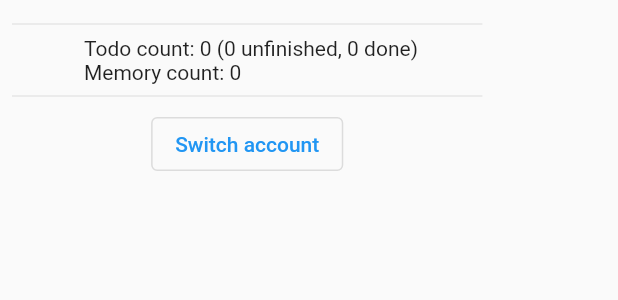
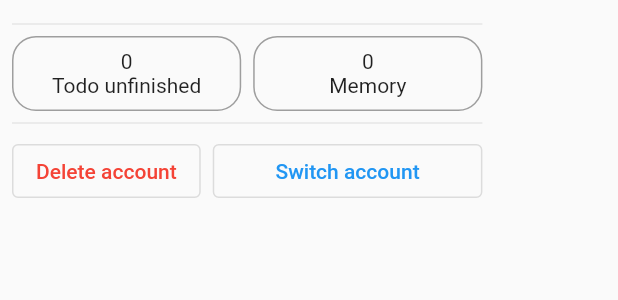
Before and after one commit to tbm98/notes, a Flutter app: the ProfileDialog widget shown alone on an empty page, opened directly, on a phone screen of 412 x 824 dp. Shown: the top 300 px of the screen. Run offline on Flutter 3.47's test engine with Material 2 defaults, Android fonts, the phone set to English and light mode, and no system bars; our stand-ins replace cached_network_image, cloud_firestore, firebase_auth, firebase_core, flutter_local_notifications, flutter_riverpod and 4 more; accounts and stored records are empty.

Commit message:
add 'delete account', update profile dialog, add time to memory ui, DONE!

```diff
--- a/lib/src/core/notifications/local_notifications.dart
+++ b/lib/src/core/notifications/local_notifications.dart
@@ -50,6 +50,9 @@ class LocalNotifications extends Notifications {
     required NotificationModel notificationModel,
     required DateTime dateTime,
   }) async {
+    if (dateTime.isBefore(DateTime.now())) {
+      return;
+    }
     await ready.future;
     await requestPermissions();
     flutterLocalNotificationsPlugin.zonedSchedule(
--- a/lib/src/core/storage/storage.dart
+++ b/lib/src/core/storage/storage.dart
@@ -5,6 +5,8 @@ abstract class Storage {
 
   Future<bool> deleteNote(NoteModel noteModel);
 
+  Future<bool> deleteAccount();
+
   Future<bool> updateNote(NoteModel noteModel);
 
   Future<List<NoteModel>> getAllNote();
--- a/lib/src/di/get_it.dart
+++ b/lib/src/di/get_it.dart
@@ -10,6 +10,7 @@ final getIt = GetIt.instance;
 
 void setupGetIt() {
   getIt.registerLazySingleton<Auth>(() => GoogleAuth());
-  getIt.registerLazySingleton<Storage>(() => FirestoreStorage());
+  getIt.registerLazySingleton<Storage>(
+      () => FirestoreStorage(auth: getIt<Auth>()));
   getIt.registerLazySingleton<Notifications>(() => LocalNotifications());
 }
--- a/lib/src/models/user.dart
+++ b/lib/src/models/user.dart
@@ -8,12 +8,17 @@ part 'user.g.dart';
 
 @freezed
 class User with _$User {
+  const User._();
   @JsonSerializable(fieldRename: FieldRename.snake, explicitToJson: true)
   const factory User.signedIn({
     required String? displayName,
     required String? email,
     String? avatarUrl,
   }) = SignedInUser;
+
+  String? get getEmail {
+    return map(signedIn: (value) => value.email, guest: (_) => null);
+  }
 
   const factory User.guest() = GuestUser;
 
--- a/lib/src/ui/dialogs/profile.dart
+++ b/lib/src/ui/dialogs/profile.dart
@@ -1,6 +1,10 @@
 import 'package:flutter/material.dart';
 import 'package:flutter_riverpod/flutter_riverpod.dart';
 import 'package:notes/src/config/global_constant.dart';
+import 'package:notes/src/core/notifications/notifications.dart';
+import 'package:notes/src/core/storage/storage.dart';
+import 'package:notes/src/di/get_it.dart';
+import 'package:notes/src/ui/dialogs/trash.dart';
 import 'package:notes/src/ui/screens/home/providers/profile_providers.dart';
 import 'package:notes/src/ui/screens/memories/providers.dart';
 import 'package:notes/src/ui/screens/todo/providers.dart';
@@ -40,7 +44,7 @@ class ProfileDialog extends ConsumerWidget {
           Divider(),
           _DataInfo(),
           Divider(),
-          _SwitchAccount()
+          _Actions()
         ],
       ),
     );
@@ -83,21 +87,93 @@ class _DataInfo extends ConsumerWidget {
 
   @override
   Widget build(BuildContext context, WidgetRef ref) {
-    final todos = ref.watch(todoProvider)?.length ?? 0;
-    final finishedTodos = ref.watch(finishedTodoProvider)?.length ?? 0;
     final unfinishedTodos = ref.watch(unfinishedTodoProvider)?.length ?? 0;
     final memories = ref.watch(memoriesNoteProvider)?.length ?? 0;
+    return Row(
+      mainAxisSize: MainAxisSize.min,
+      children: [
+        Expanded(
+            child: _CountBox(
+          label: 'Todo unfinished',
+          count: unfinishedTodos,
+        )),
+        const SizedBox(width: 8),
+        Expanded(
+            child: _CountBox(
+          label: 'Memory',
+          count: memories,
+        )),
+      ],
+    );
+  }
+}
+
+class _CountBox extends StatelessWidget {
+  const _CountBox({
+    Key? key,
+    required this.label,
+    required this.count,
+  }) : super(key: key);
+
+  final String label;
+  final int count;
+
+  @override
+  Widget build(BuildContext context) {
     return Container(
-      alignment: Alignment.centerLeft,
-      padding: const EdgeInsets.only(left: avatarSize + 8),
+      decoration: BoxDecoration(
+          border: Border.all(color: Colors.grey),
+          borderRadius: BorderRadius.circular(16)),
+      padding: const EdgeInsets.all(8),
       child: Column(
-        mainAxisSize: MainAxisSize.min,
-        crossAxisAlignment: CrossAxisAlignment.start,
         children: [
+          Text(count.toString()),
           Text(
-              'Todo count: $todos ($unfinishedTodos unfinished, $finishedTodos done)'),
-          Text('Memory count: $memories'),
+            label,
+            textAlign: TextAlign.center,
+          )
         ],
+      ),
+    );
+  }
+}
+
+class _Actions extends StatelessWidget {
+  const _Actions({Key? key}) : super(key: key);
+
+  @override
+  Widget build(BuildContext context) {
+    return Row(
+      children: const [
+        _DeleteAccountButton(),
+        SizedBox(width: 8),
+        Expanded(child: _SwitchAccount()),
+      ],
+    );
+  }
+}
+
+class _DeleteAccountButton extends ConsumerWidget {
+  const _DeleteAccountButton({
+    Key? key,
+  }) : super(key: key);
+
+  @override
+  Widget build(BuildContext context, WidgetRef ref) {
+    return OutlinedButton(
+      onPressed: () async {
+        final verifyResult = await showVerifyAccount(context,
+            message: 'Delete account also delete all data, can\'t undo');
+        if (verifyResult) {
+          await getIt<Storage>().deleteAccount();
+          await ref.read(profileProvider.notifier).signOut();
+          await getIt<Notifications>().cancelAllNotifications();
+        }
+        Navigator.pop(context);
+      },
+      child: const Text(
+        'Delete account',
+        style: TextStyle(color: Colors.red),
       ),
     );
   }
--- a/lib/src/ui/screens/home/providers/note_providers.dart
+++ b/lib/src/ui/screens/home/providers/note_providers.dart
@@ -35,6 +35,9 @@ class AllNoteNotifier extends StateNotifier<List<NoteState>?> {
 
   Future<bool> updateNote(NoteModel noteModel) async {
     final result = await storage.updateNote(noteModel);
+    if (noteModel.movedToTrash || noteModel.finished) {
+      notifications.cancelNotification(noteModel.notificationId);
+    } else {
       if (noteModel.alarmDate != null) {
         notifications.cancelNotification(noteModel.notificationId);
         notifications.scheduleNotification(
@@ -43,6 +46,7 @@ class AllNoteNotifier extends StateNotifier<List<NoteState>?> {
                 title: noteModel.title,
                 subTitle: noteModel.note),
             dateTime: noteModel.alarmDate!);
+      }
     }
     return result;
   }
--- a/lib/src/ui/screens/memories/memories_page.dart
+++ b/lib/src/ui/screens/memories/memories_page.dart
@@ -2,6 +2,7 @@ import 'package:flutter/cupertino.dart';
 import 'package:flutter/material.dart';
 import 'package:flutter_riverpod/flutter_riverpod.dart';
 import 'package:notes/src/ui/screens/memories/providers.dart';
+import 'package:notes/src/utils/time.dart';
 
 class MemoriesPage extends ConsumerWidget {
   const MemoriesPage({
@@ -26,6 +27,7 @@ class MemoriesPage extends ConsumerWidget {
         return ListTile(
           title: Text(noteModels[index].title),
           subtitle: Text(noteModels[index].note),
+          trailing: Text(formatDate(noteModels[index].timeDate)),
         );
       },
     );
--- a/lib/src/ui/screens/todo/todo_page.dart
+++ b/lib/src/ui/screens/todo/todo_page.dart
@@ -119,9 +119,6 @@ class _ItemListRaw extends ConsumerWidget {
       ) {
         return ListTile(
           onTap: action,
-          onLongPress: () {
-            // TODO;
-          },
           tileColor: finished ? Colors.green : null,
           title: Text(noteModel.title, style: textStyle),
           subtitle: Text(noteModel.note, style: textStyle),
--- a/lib/src/utils/time.dart
+++ b/lib/src/utils/time.dart
@@ -19,6 +19,9 @@ Future<DateTime?> showDateTimePicker(BuildContext context) async {
   return DateTime(date.year, date.month, date.day, time.hour, time.minute);
 }
 
-String formatDate(DateTime dateTime) {
+String formatDate(DateTime? dateTime) {
+  if (dateTime == null) {
+    return '';
+  }
   return DateFormat('dd/MM/yyyy hh:mm').format(dateTime);
 }
```
Also changed, not shown: lib/src/core/storage/firestore_storage.dart (+26 -15 lines), lib/src/ui/dialogs/trash.dart (+9 -11 lines), lib/src/ui/screens/trash/trash_page.dart (+15 -5 lines), lib/src/models/user.freezed.dart, pubspec.lock. Lines whose indentation alone changed are shown as unchanged.
